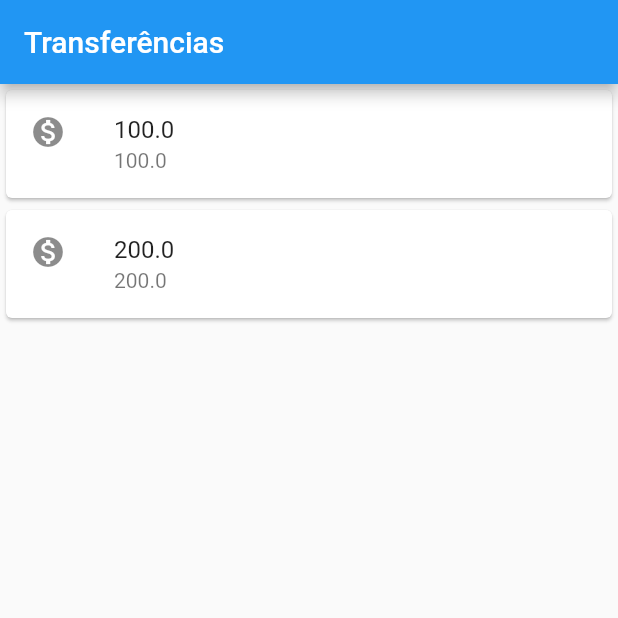
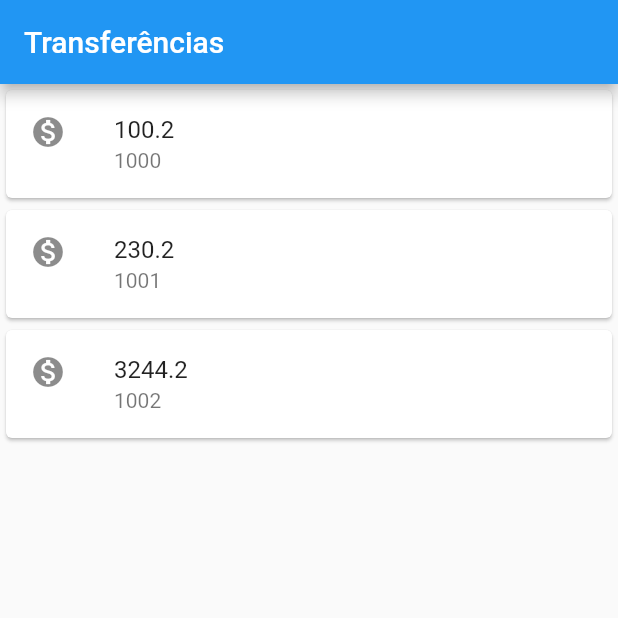
Before and after one commit to MarcosVVMK/T.I.L, a Flutter app: the screen it shows after launch, on a phone screen of 412 x 824 dp, the top half of it. Run offline on Flutter 3.47's test engine with Material 2 defaults, Android fonts, the phone set to English and light mode, and no system bars.

Commit message:
finish transferecia screen

```diff
--- a/Flutter/bytebank/lib/main.dart
+++ b/Flutter/bytebank/lib/main.dart
@@ -1,6 +1,7 @@
 import 'package:flutter/material.dart';
 
 void main() => runApp(MaterialApp(
+      debugShowCheckedModeBanner: false,
       home: Scaffold(
         body: ListaTransferencia(),
         appBar: AppBar(
@@ -14,21 +15,34 @@ class ListaTransferencia extends StatelessWidget {
   Widget build(BuildContext context) {
     return Column(
       children: [
-        Card(
-          child: ListTile(
-            leading: Icon(Icons.monetization_on),
-            title: Text('100.0'),
-            subtitle: Text('100.0'),
-          ),
-        ),
-        Card(
-          child: ListTile(
-            leading: Icon(Icons.monetization_on),
-            title: Text('200.0'),
-            subtitle: Text('200.0'),
-          ),
-        ),
+        ItemTransferencia(Transferencia(100.2, 1000)),
+        ItemTransferencia(Transferencia(230.2, 1001)),
+        ItemTransferencia(Transferencia(3244.2, 1002)),
       ],
     );
   }
 }
+
+class ItemTransferencia extends StatelessWidget {
+  final Transferencia _transferencia;
+
+  ItemTransferencia(this._transferencia);
+
+  @override
+  Widget build(BuildContext context) {
+    return Card(
+      child: ListTile(
+        leading: Icon(Icons.monetization_on),
+        title: Text(_transferencia.valor.toString()),
+        subtitle: Text(_transferencia.numConta.toString()),
+      ),
+    );
+  }
+}
+
+class Transferencia {
+  final double valor;
+  final int numConta;
+
+  Transferencia(this.valor, this.numConta);
+}
```
